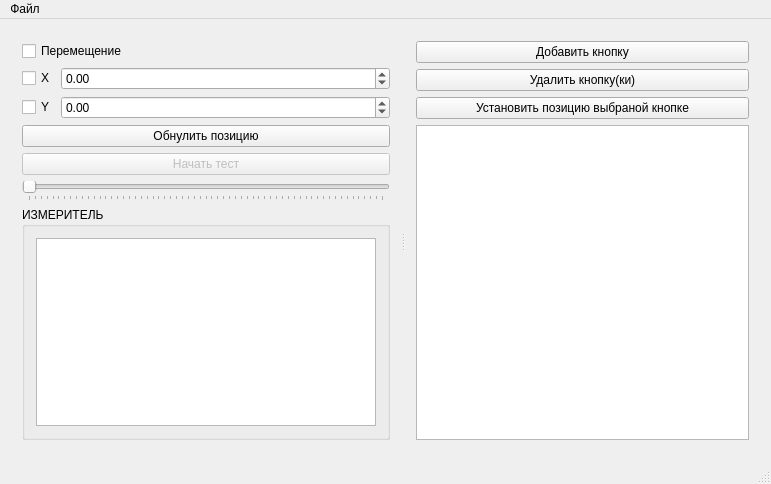
The window that mainwindow.ui (XRay3D/KyboardTester) describes before a commit, drawn with Qt 5.
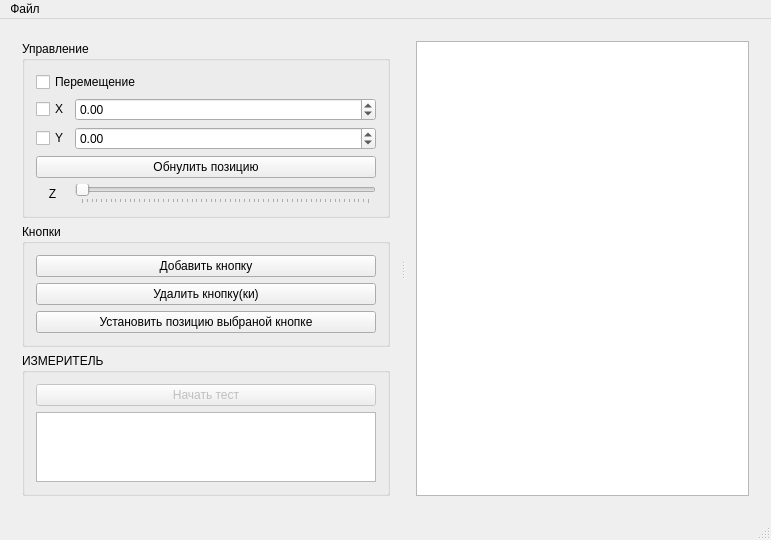
The same window after the commit.

```diff
--- a/mainwindow.ui
+++ b/mainwindow.ui
@@ -21,7 +21,26 @@
        <enum>Qt::Horizontal</enum>
       </property>
       <widget class="QWidget" name="layoutWidget">
-       <layout class="QGridLayout" name="gridLayout">
+       <layout class="QVBoxLayout" name="verticalLayout_4">
+        <item>
+         <widget class="QGroupBox" name="grbxRule">
+          <property name="title">
+           <string>Управление</string>
+          </property>
+          <layout class="QGridLayout" name="gridLayout_3">
+           <item row="2" column="0">
+            <widget class="QCheckBox" name="chbxY">
+             <property name="sizePolicy">
+              <sizepolicy hsizetype="Fixed" vsizetype="Fixed">
+               <horstretch>0</horstretch>
+               <verstretch>0</verstretch>
+              </sizepolicy>
+             </property>
+             <property name="text">
+              <string>Y</string>
+             </property>
+            </widget>
+           </item>
         <item row="1" column="1">
          <widget class="QDoubleSpinBox" name="dsbxX">
           <property name="minimum">
@@ -35,6 +54,32 @@
           </property>
          </widget>
         </item>
+           <item row="2" column="1">
+            <widget class="QDoubleSpinBox" name="dsbxY">
+             <property name="minimum">
+              <double>-1000.000000000000000</double>
+             </property>
+             <property name="maximum">
+              <double>1000.000000000000000</double>
+             </property>
+             <property name="singleStep">
+              <double>0.500000000000000</double>
+             </property>
+            </widget>
+           </item>
+           <item row="1" column="0">
+            <widget class="QCheckBox" name="chbxX">
+             <property name="sizePolicy">
+              <sizepolicy hsizetype="Fixed" vsizetype="Fixed">
+               <horstretch>0</horstretch>
+               <verstretch>0</verstretch>
+              </sizepolicy>
+             </property>
+             <property name="text">
+              <string>X</string>
+             </property>
+            </widget>
+           </item>
         <item row="0" column="0" colspan="2">
          <widget class="QCheckBox" name="chbxMove">
           <property name="text">
@@ -42,20 +87,14 @@
           </property>
          </widget>
         </item>
-        <item row="2" column="0">
-         <widget class="QCheckBox" name="chbxY">
-          <property name="sizePolicy">
-           <sizepolicy hsizetype="Fixed" vsizetype="Fixed">
-            <horstretch>0</horstretch>
-            <verstretch>0</verstretch>
-           </sizepolicy>
-          </property>
+           <item row="3" column="0" colspan="2">
+            <widget class="QPushButton" name="pbZero">
           <property name="text">
-           <string>Y</string>
+              <string>Обнулить позицию</string>
           </property>
          </widget>
         </item>
-        <item row="5" column="0" colspan="2">
+           <item row="4" column="1">
          <widget class="QSlider" name="hslPress">
           <property name="maximum">
            <number>300</number>
@@ -71,7 +110,65 @@
           </property>
          </widget>
         </item>
-        <item row="4" column="0" colspan="2">
+           <item row="4" column="0">
+            <widget class="QLabel" name="label">
+             <property name="toolTip">
+              <string>Давление</string>
+             </property>
+             <property name="text">
+              <string>Z</string>
+             </property>
+             <property name="alignment">
+              <set>Qt::AlignCenter</set>
+             </property>
+            </widget>
+           </item>
+          </layout>
+         </widget>
+        </item>
+        <item>
+         <widget class="QGroupBox" name="grbxButtons">
+          <property name="title">
+           <string>Кнопки</string>
+          </property>
+          <layout class="QVBoxLayout" name="verticalLayout_3">
+           <item>
+            <widget class="QPushButton" name="pbAdd">
+             <property name="text">
+              <string>Добавить кнопку</string>
+             </property>
+            </widget>
+           </item>
+           <item>
+            <widget class="QPushButton" name="pbSub">
+             <property name="text">
+              <string>Удалить кнопку(ки)</string>
+             </property>
+            </widget>
+           </item>
+           <item>
+            <widget class="QPushButton" name="pbSetPos">
+             <property name="text">
+              <string>Установить позицию выбраной кнопке</string>
+             </property>
+            </widget>
+           </item>
+          </layout>
+         </widget>
+        </item>
+        <item>
+         <widget class="QGroupBox" name="groupBox_2">
+          <property name="sizePolicy">
+           <sizepolicy hsizetype="Preferred" vsizetype="Expanding">
+            <horstretch>0</horstretch>
+            <verstretch>0</verstretch>
+           </sizepolicy>
+          </property>
+          <property name="title">
+           <string>ИЗМЕРИТЕЛЬ</string>
+          </property>
+          <layout class="QVBoxLayout" name="verticalLayout_2">
+           <item>
          <widget class="QPushButton" name="pbTest">
           <property name="enabled">
            <bool>false</bool>
@@ -84,68 +181,16 @@
           </property>
          </widget>
         </item>
-        <item row="1" column="0">
-         <widget class="QCheckBox" name="chbxX">
-          <property name="sizePolicy">
-           <sizepolicy hsizetype="Fixed" vsizetype="Fixed">
-            <horstretch>0</horstretch>
-            <verstretch>0</verstretch>
-           </sizepolicy>
-          </property>
-          <property name="text">
-           <string>X</string>
-          </property>
-         </widget>
-        </item>
-        <item row="2" column="1">
-         <widget class="QDoubleSpinBox" name="dsbxY">
-          <property name="minimum">
-           <double>-1000.000000000000000</double>
-          </property>
-          <property name="maximum">
-           <double>1000.000000000000000</double>
-          </property>
-          <property name="singleStep">
-           <double>0.500000000000000</double>
-          </property>
-         </widget>
-        </item>
-        <item row="6" column="0" colspan="2">
-         <widget class="QGroupBox" name="groupBox_2">
-          <property name="sizePolicy">
-           <sizepolicy hsizetype="Preferred" vsizetype="Expanding">
-            <horstretch>0</horstretch>
-            <verstretch>0</verstretch>
-           </sizepolicy>
-          </property>
-          <property name="title">
-           <string>ИЗМЕРИТЕЛЬ</string>
-          </property>
-          <layout class="QVBoxLayout" name="verticalLayout_2">
            <item>
             <widget class="QTableView" name="tableViewTester"/>
            </item>
           </layout>
          </widget>
         </item>
-        <item row="3" column="0" colspan="2">
-         <widget class="QPushButton" name="pbZero">
-          <property name="text">
-           <string>Обнулить позицию</string>
-          </property>
-         </widget>
-        </item>
        </layout>
       </widget>
       <widget class="QWidget" name="gridLayoutWidget">
        <layout class="QGridLayout" name="gridLayout_2">
-        <item row="1" column="0">
-         <widget class="QPushButton" name="pbSub">
-          <property name="text">
-           <string>Удалить кнопку(ки)</string>
-          </property>
-         </widget>
-        </item>
         <item row="3" column="0">
          <widget class="QTableView" name="tableViewButtons">
           <property name="selectionBehavior">
@@ -153,20 +198,6 @@
           </property>
          </widget>
         </item>
-        <item row="0" column="0">
-         <widget class="QPushButton" name="pbAdd">
-          <property name="text">
-           <string>Добавить кнопку</string>
-          </property>
-         </widget>
-        </item>
-        <item row="2" column="0">
-         <widget class="QPushButton" name="pbSetPos">
-          <property name="text">
-           <string>Установить позицию выбраной кнопке</string>
-          </property>
-         </widget>
-        </item>
        </layout>
       </widget>
      </widget>
```
Left out of the diff: 2 changed lines with no effect on the pictures. Lines whose indentation alone changed are shown as unchanged.
